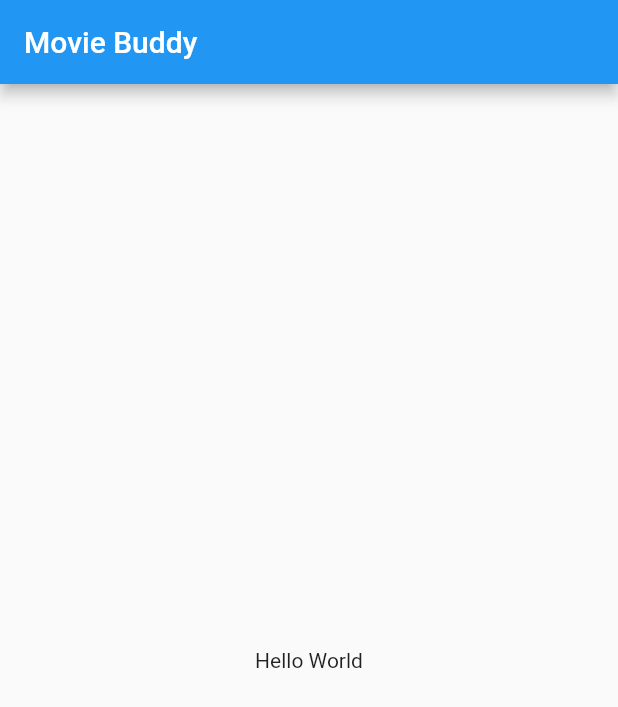
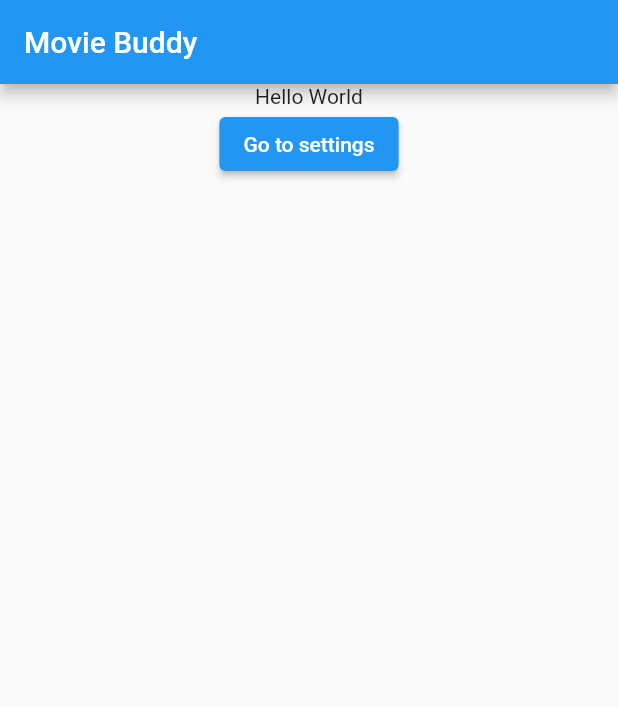
Before and after one commit to Orkunnnn/movie_buddy, a Flutter app: the screen it shows after launch, on a phone screen of 412 x 824 dp. Shown: the top 707 px of the screen. Run offline on Flutter 3.47's test engine with Material 2 defaults, Android fonts, the phone set to English and light mode, and no system bars; our stand-ins replace flutter_bloc, hydrated_bloc; generated files the repository leaves out were written again; statements that could not run were skipped.

Commit message:
feat: changeable theme and localization

```diff
--- a/lib/app.dart
+++ b/lib/app.dart
@@ -1,17 +1,25 @@
 import 'package:flutter/material.dart';
+import 'package:flutter_bloc/flutter_bloc.dart';
 import "package:flutter_gen/gen_l10n/app_localizations.dart";
-import 'package:movie_buddy/core/l10n/extensions/localization_extension.dart';
+import 'package:movie_buddy/core/l10n/cubit/localization_cubit.dart';
+import 'package:movie_buddy/core/theme/cubit/theme_cubit.dart';
+import 'package:movie_buddy/features/home/views/home_page.dart';
 
 class App extends StatelessWidget {
   const App({super.key});
 
   @override
   Widget build(BuildContext context) {
-    return const MaterialApp(
-      debugShowCheckedModeBanner: false,
-      localizationsDelegates: AppLocalizations.localizationsDelegates,
-      supportedLocales: AppLocalizations.supportedLocales,
-      home: AppView(),
+    return MultiBlocProvider(
+      providers: [
+        BlocProvider(
+          create: (context) => LocalizationCubit(),
+        ),
+        BlocProvider(
+          create: (context) => ThemeCubit(),
+        )
+      ],
+      child: const AppView(),
     );
   }
 }
@@ -21,13 +29,23 @@ class AppView extends StatelessWidget {
 
   @override
   Widget build(BuildContext context) {
-    return Scaffold(
-      appBar: AppBar(
-        title: const Text("Movie Buddy"),
-      ),
-      body: Center(
-        child: Text(context.locale.helloWorld),
-      ),
+    return BlocBuilder<LocalizationCubit, Locale?>(
+      builder: (context, locale) {
+        return BlocBuilder<ThemeCubit, ThemeMode>(
+          builder: (context, themeMode) {
+            return MaterialApp(
+              debugShowCheckedModeBanner: false,
+              localizationsDelegates: AppLocalizations.localizationsDelegates,
+              supportedLocales: AppLocalizations.supportedLocales,
+              theme: ThemeData.light(),
+              darkTheme: ThemeData.dark(),
+              themeMode: themeMode,
+              locale: locale,
+              home: const HomePage(),
+            );
+          },
+        );
+      },
     );
   }
 }
--- /dev/null
+++ b/lib/core/l10n/cubit/localization_cubit.dart
@@ -0,0 +1,20 @@
+import 'package:flutter/material.dart';
+import 'package:hydrated_bloc/hydrated_bloc.dart';
+
+class LocalizationCubit extends HydratedCubit<Locale?> {
+  LocalizationCubit() : super(null);
+
+  void setLocale(Locale locale) {
+    emit(locale);
+  }
+
+  @override
+  Locale? fromJson(Map<String, dynamic> json) {
+    return Locale(json["locale"] as String);
+  }
+
+  @override
+  Map<String, dynamic>? toJson(Locale? state) {
+    return {"locale": "${state?.languageCode}"};
+  }
+}
--- /dev/null
+++ b/lib/core/theme/cubit/theme_cubit.dart
@@ -0,0 +1,27 @@
+import 'package:flutter/material.dart';
+import 'package:hydrated_bloc/hydrated_bloc.dart';
+
+class ThemeCubit extends HydratedCubit<ThemeMode> {
+  ThemeCubit() : super(ThemeMode.system);
+
+  void updateTheme(ThemeMode themeMode) {
+    emit(themeMode);
+  }
+
+  @override
+  ThemeMode? fromJson(Map<String, dynamic> json) {
+    switch (json as String) {
+      case "light":
+        return ThemeMode.light;
+      case "dark":
+        return ThemeMode.dark;
+      default:
+        return ThemeMode.system;
+    }
+  }
+
+  @override
+  Map<String, dynamic>? toJson(ThemeMode state) {
+    return {"theme": state.name};
+  }
+}
--- /dev/null
+++ b/lib/features/home/views/home_page.dart
@@ -0,0 +1,44 @@
+import 'package:flutter/material.dart';
+import 'package:flutter_bloc/flutter_bloc.dart';
+import 'package:movie_buddy/core/l10n/cubit/localization_cubit.dart';
+import 'package:movie_buddy/core/l10n/extensions/localization_extension.dart';
+import 'package:movie_buddy/core/theme/cubit/theme_cubit.dart';
+import 'package:movie_buddy/features/settings/views/settings_page.dart';
+
+class HomePage extends StatelessWidget {
+  const HomePage({super.key});
+
+  @override
+  Widget build(BuildContext context) {
+    return Scaffold(
+      appBar: AppBar(
+        title: const Text("Movie Buddy"),
+      ),
+      body: Center(
+        child: Column(
+          children: [
+            Text(context.locale.helloWorld),
+            ElevatedButton(
+              onPressed: () => Navigator.of(context).push(
+                MaterialPageRoute<void>(
+                  builder: (context) => MultiBlocProvider(
+                    providers: [
+                      BlocProvider.value(
+                        value: context.read<LocalizationCubit>(),
+                      ),
+                      BlocProvider.value(
+                        value: context.read<ThemeCubit>(),
+                      ),
+                    ],
+                    child: const SettingsPage(),
+                  ),
+                ),
+              ),
+              child: const Text("Go to settings"),
+            )
+          ],
+        ),
+      ),
+    );
+  }
+}
```
Also changed, not shown: lib/features/settings/views/settings_page.dart (added, +64 -0 lines), lib/main.dart (+12 -1 lines).
